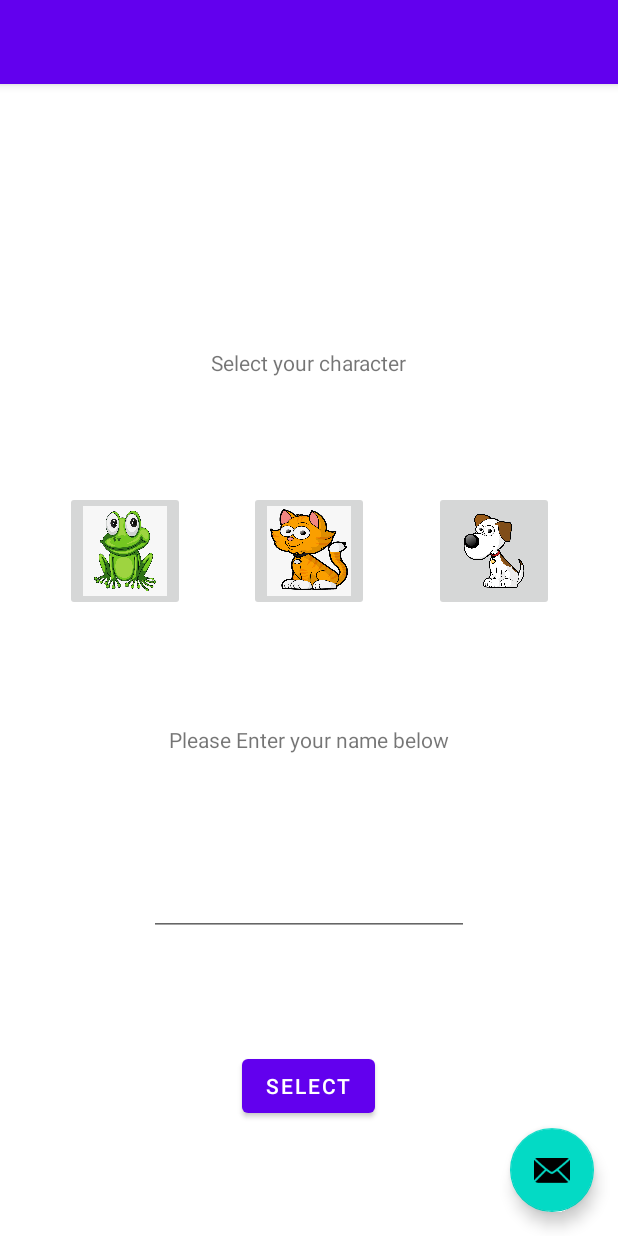
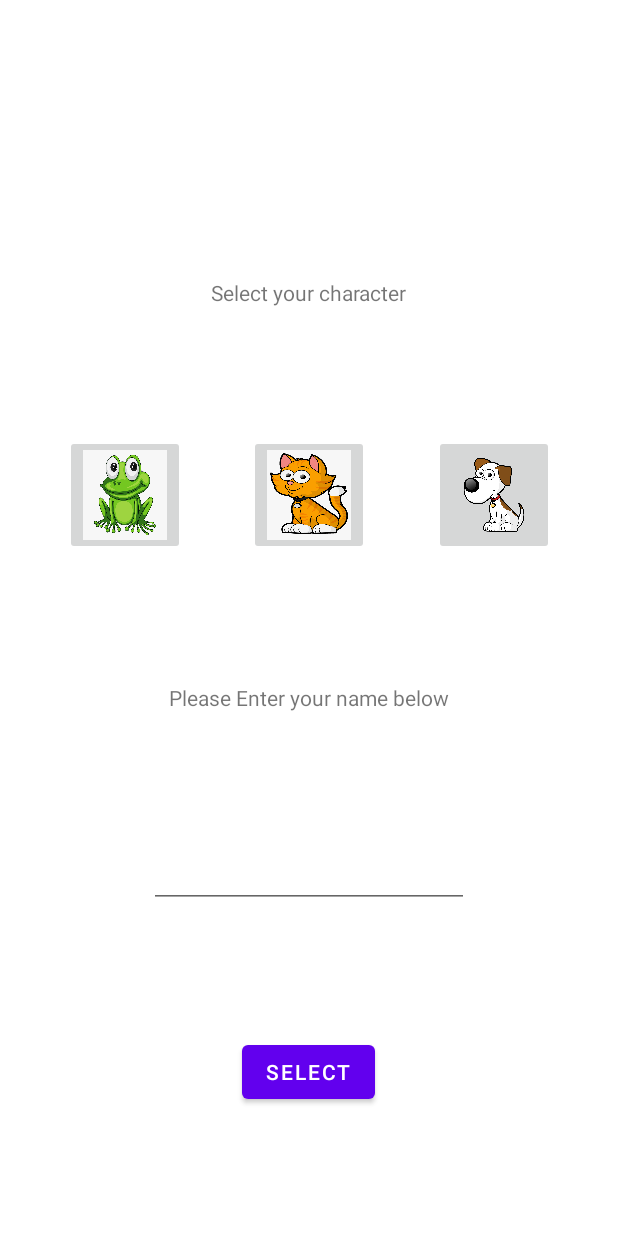
Before and after one commit to jha68/Cross-the-Road, an Android app: the SelectFragment screen opened through its navigation route, on a phone screen of 412 x 824 dp. Run offline under Robolectric (Android 15) with nearby library versions, the phone set to English and light mode, and no system bars.

Commit message:
WIP with button function

```diff
--- a/app/src/main/java/com/example/crosstheroad/MainActivity.java
+++ b/app/src/main/java/com/example/crosstheroad/MainActivity.java
@@ -1,22 +1,13 @@
 package com.example.crosstheroad;
 
 import android.os.Bundle;
-import android.view.Menu;
-import android.view.MenuItem;
-import android.view.View;
 
 import androidx.appcompat.app.AppCompatActivity;
-import androidx.navigation.NavController;
-import androidx.navigation.Navigation;
-import androidx.navigation.ui.AppBarConfiguration;
-import androidx.navigation.ui.NavigationUI;
 
 import com.example.crosstheroad.databinding.ActivityMainBinding;
-import com.google.android.material.snackbar.Snackbar;
 
 public class MainActivity extends AppCompatActivity {
 
-    private AppBarConfiguration appBarConfiguration;
     private ActivityMainBinding binding;
 
     @Override
@@ -25,9 +16,6 @@ public class MainActivity extends AppCompatActivity {
 
         binding = ActivityMainBinding.inflate(getLayoutInflater());
         setContentView(binding.getRoot());
-
-        NavController navController = Navigation.findNavController(this, R.id.nav_host_fragment_content_main);
-        appBarConfiguration = new AppBarConfiguration.Builder(navController.getGraph()).build();
     }
 
 }
--- a/app/src/main/java/com/example/crosstheroad/SelectFragment.java
+++ b/app/src/main/java/com/example/crosstheroad/SelectFragment.java
@@ -14,6 +14,9 @@ import com.example.crosstheroad.databinding.FragmentSelectBinding;
 public class SelectFragment extends Fragment {
 
     private FragmentSelectBinding binding;
+    private String sprite;
+    private String name;
+    private int lives;
 
     @Override
     public View onCreateView(
@@ -28,14 +31,24 @@ public class SelectFragment extends Fragment {
 
     public void onViewCreated(@NonNull View view, Bundle savedInstanceState) {
         super.onViewCreated(view, savedInstanceState);
-
         binding.buttonSelect.setOnClickListener(new View.OnClickListener() {
             @Override
             public void onClick(View view) {
-                NavHostFragment.findNavController(SelectFragment.this)
-                        .navigate(R.id.action_SelectFragment_to_gameFragment);
+                name = requireContext().getString(R.id.Name);
+                if (name != null && !name.equals(" ")) {
+                    NavHostFragment.findNavController(SelectFragment.this)
+                            .navigate(R.id.action_SelectFragment_to_gameFragment);
+                }
             }
         });
+    }
+
+    public String getName() {
+        return name;
+    }
+
+    public String getSprite() {
+        return sprite;
     }
 
     @Override
--- a/app/src/main/res/layout/activity_main.xml
+++ b/app/src/main/res/layout/activity_main.xml
@@ -6,29 +6,6 @@
     android:layout_height="match_parent"
     tools:context=".MainActivity">
 
-    <com.google.android.material.appbar.AppBarLayout
-        android:layout_width="match_parent"
-        android:layout_height="wrap_content"
-        android:theme="@style/Theme.CrossTheRoad.AppBarOverlay">
-
-        <androidx.appcompat.widget.Toolbar
-            android:id="@+id/toolbar"
-            android:layout_width="match_parent"
-            android:layout_height="?attr/actionBarSize"
-            android:background="?attr/colorPrimary"
-            app:popupTheme="@style/Theme.CrossTheRoad.PopupOverlay" />
-
-    </com.google.android.material.appbar.AppBarLayout>
-
     <include layout="@layout/content_main" />
 
-    <com.google.android.material.floatingactionbutton.FloatingActionButton
-        android:id="@+id/fab"
-        android:layout_width="wrap_content"
-        android:layout_height="wrap_content"
-        android:layout_gravity="bottom|end"
-        android:layout_marginEnd="@dimen/fab_margin"
-        android:layout_marginBottom="16dp"
-        app:srcCompat="@android:drawable/ic_dialog_email" />
-
 </androidx.coordinatorlayout.widget.CoordinatorLayout>
--- a/app/src/main/res/values/dimens.xml
+++ b/app/src/main/res/values/dimens.xml
@@ -4,4 +4,6 @@
     <dimen name="Name_bottom">50dp</dimen>
     <dimen name="Welcome_font">10pt</dimen>
     <dimen name="image_button">80dp</dimen>
+    <dimen name="value_margin_top">10dp</dimen>
+    <dimen name="text_margin_top">20dp</dimen>
 </resources>
```
Also changed, not shown: app/src/main/java/com/example/crosstheroad/GameFragment.java (+6 -35 lines), app/src/main/res/layout/fragment_game.xml (+66 -6 lines), app/src/main/res/values/strings.xml (+6 -1 lines).
